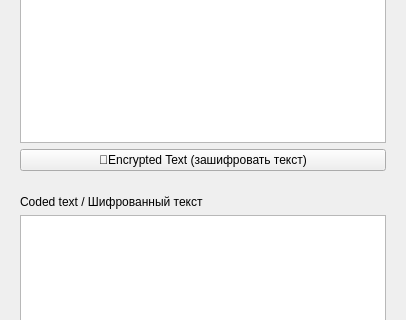
This is server.ui in NekoSilverFox/Qt-RSA as Qt 5 draws it before an edit; both pictures show x 0 to 406 and y 217 to 537 of the 406 by 676 pixel window. The edited form follows.
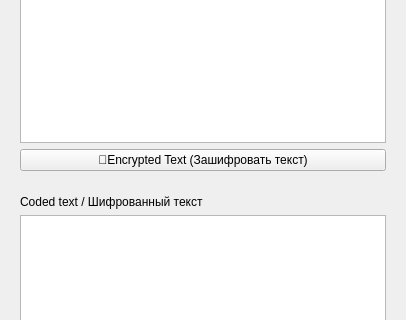
This is the edited form.

```diff
--- a/server.ui
+++ b/server.ui
@@ -87,7 +87,7 @@
       <item>
        <widget class="QPushButton" name="btnEncrypt">
         <property name="text">
-         <string>🔐Encrypted Text (зашифровать текст)</string>
+         <string>🔐Encrypted Text (Зашифровать текст)</string>
         </property>
        </widget>
       </item>
```
